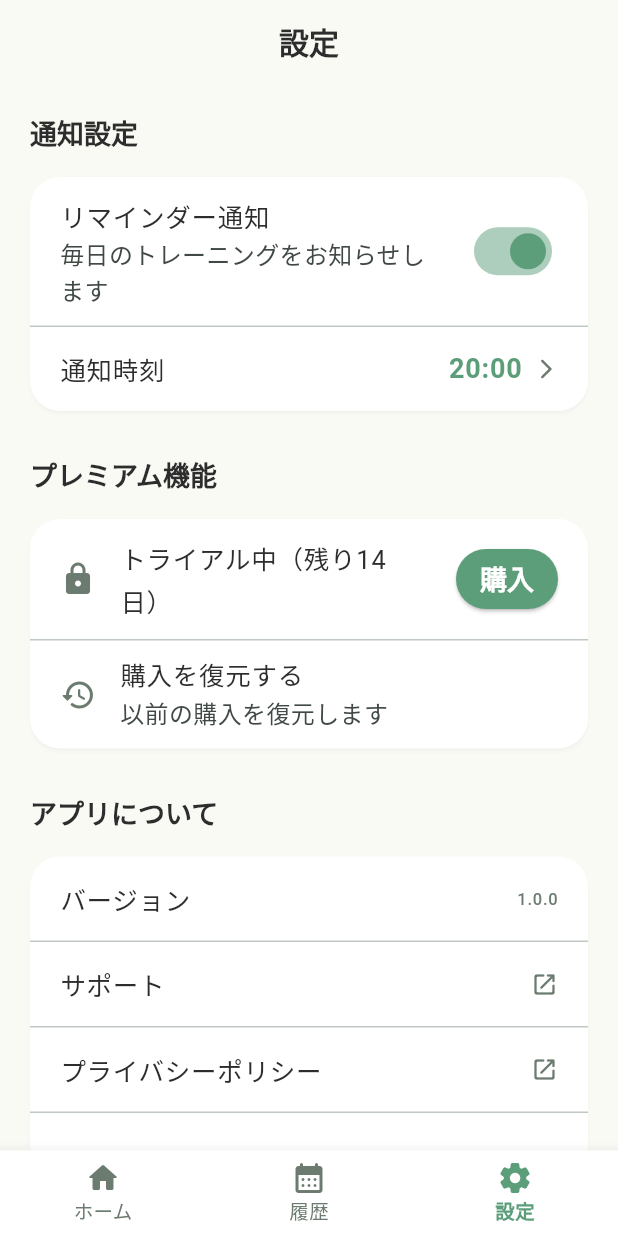
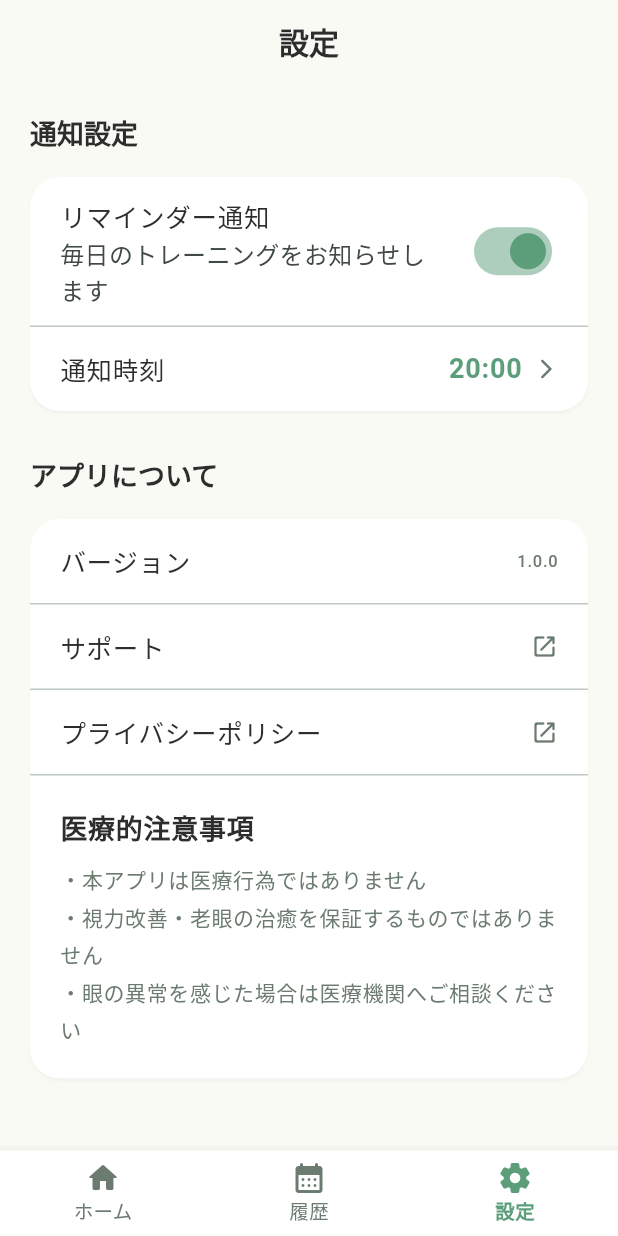
Before and after one commit to nakakei6439/focus-gym, a Flutter app: the SettingsScreen screen opened by its route, after a tap on "リマインダー通知", on a phone screen of 412 x 824 dp. Run offline on Flutter 3.47's test engine with Material 3 defaults, Android fonts, the phone set to English and light mode, and no system bars; our stand-ins replace flutter_local_notifications, go_router, hive, hive_flutter, in_app_purchase, table_calendar and 1 more; accounts and stored records are empty.

Commit message:
feat: トレーニング時間を1分・1日上限5分に変更、アイコン更新
- training_session_screen: セッション時間を3分→1分に変更
- daily_limit_service: 1日上限を15分→5分、警告閾値を4分に変更
- home_screen: 「3分で完了します」→「1分で完了します」
- training_list_screen: 「各トレーニングは3分間です」→「1分間」
- docs/index.html: FAQ内容をサブスク→買い切り300円・1日5分上限に更新
- icon.png + iOS/Android全サイズのアプリアイコンを新デザインに更新
- pubspec.yaml: バージョンをbuild番号更新

Co-Authored-By: Claude Sonnet 4.6 <noreply@anthropic.com>

```diff
--- a/lib/core/models/training_session.dart
+++ b/lib/core/models/training_session.dart
@@ -29,6 +29,9 @@ enum TrainingType {
 extension TrainingTypeExtension on TrainingType {
   /// 無料で常に使えるか（nearFar のみ無料）
   bool get isFree => this == TrainingType.nearFar;
+
+  /// v1 リリースで使用可能か（nearFar のみ）
+  bool get isReleasedV1 => this == TrainingType.nearFar;
 
   String get displayName {
     switch (this) {
--- a/lib/core/services/daily_limit_service.dart
+++ b/lib/core/services/daily_limit_service.dart
@@ -1,9 +1,9 @@
 import '../database/hive_service.dart';
 
-/// 1日15分のトレーニング上限管理
+/// 1日5分のトレーニング上限管理
 class DailyLimitService {
-  static const int maxDailySeconds = 15 * 60; // 900秒
-  static const int warningSeconds = 12 * 60;  // 720秒（警告タイミング）
+  static const int maxDailySeconds = 5 * 60; // 300秒
+  static const int warningSeconds = 4 * 60;  // 240秒（警告タイミング・残り1分以下）
 
   static DailyLimitService? _instance;
   static DailyLimitService get instance => _instance ??= DailyLimitService._();
--- a/lib/features/home/home_screen.dart
+++ b/lib/features/home/home_screen.dart
@@ -270,7 +270,7 @@ class _StartButton extends StatelessWidget {
           ),
         ),
         const SizedBox(height: 12),
-        Text('3分で完了します',
+        Text('1分で完了します',
             style: Theme.of(context)
                 .textTheme
                 .bodySmall
--- a/lib/features/settings/settings_screen.dart
+++ b/lib/features/settings/settings_screen.dart
@@ -138,66 +138,6 @@ class _SettingsScreenState extends State<SettingsScreen> {
               ),
             ),
 
-            const SizedBox(height: 24),
-
-            // 課金・購入
-            Text('プレミアム機能',
-                style: Theme.of(context).textTheme.headlineSmall),
-            const SizedBox(height: 12),
-            Card(
-              child: Column(
-                children: [
-                  ListTile(
-                    leading: Icon(
-                      _purchase.isPurchased
-                          ? Icons.lock_open_rounded
-                          : Icons.lock_rounded,
-                      color: _purchase.isPurchased
-                          ? AppTheme.primary
-                          : AppTheme.textSecondary,
-                    ),
-                    title: Text(
-                      _purchase.isPurchased
-                          ? '全機能アンロック済み'
-                          : _purchase.isInTrial
-                              ? 'トライアル中（残り${_purchase.trialRemainingDays}日）'
-                              : '全機能をアンロック（300円）',
-                      style: const TextStyle(fontSize: 17),
-                    ),
-                    subtitle: _purchase.isPurchased
-                        ? const Text('すべてのトレーニングが使えます')
-                        : null,
-                    trailing: _purchase.isPurchased
-                        ? null
-                        : ElevatedButton(
-                            onPressed: () async {
-                              await _purchase.purchase();
-                              if (mounted) setState(() {});
-                            },
-                            style: ElevatedButton.styleFrom(
-                              minimumSize: const Size(0, 40),
-                              padding: const EdgeInsets.symmetric(
-                                  horizontal: 16),
-                            ),
-                            child: const Text('購入'),
-                          ),
-                    contentPadding:
-                        const EdgeInsets.symmetric(horizontal: 20, vertical: 4),
-                  ),
-                  const Divider(height: 1),
-                  ListTile(
-                    leading: const Icon(Icons.restore_rounded,
-                        color: AppTheme.textSecondary),
-                    title: const Text('購入を復元する',
-                        style: TextStyle(fontSize: 17)),
-                    subtitle: const Text('以前の購入を復元します'),
-                    onTap: _restorePurchases,
-                    contentPadding:
-                        const EdgeInsets.symmetric(horizontal: 20),
-                  ),
-                ],
-              ),
-            ),
 
             const SizedBox(height: 24),
 
--- a/lib/features/training/training_session_screen.dart
+++ b/lib/features/training/training_session_screen.dart
@@ -20,7 +20,7 @@ class TrainingSessionScreen extends StatefulWidget {
 
 class _TrainingSessionScreenState extends State<TrainingSessionScreen>
     with TickerProviderStateMixin {
-  static const int _totalSeconds = 180; // 3分
+  static const int _totalSeconds = 60; // 1分
 
   // ランダムテキストリスト（遠近ピント切替）
   static const List<String> _nearFarChars = [
--- a/pubspec.yaml
+++ b/pubspec.yaml
@@ -16,7 +16,7 @@ publish_to: 'none' # Remove this line if you wish to publish to pub.dev
 # https://developer.apple.com/library/archive/documentation/General/Reference/InfoPlistKeyReference/Articles/CoreFoundationKeys.html
 # In Windows, build-name is used as the major, minor, and patch parts
 # of the product and file versions while build-number is used as the build suffix.
-version: 1.0.0+1
+version: 1.0.0+4
 
 environment:
   sdk: ^3.11.0
```
Also changed, not shown: lib/features/training/training_list_screen.dart (+34 -20 lines), icon.png, 33 other files.
